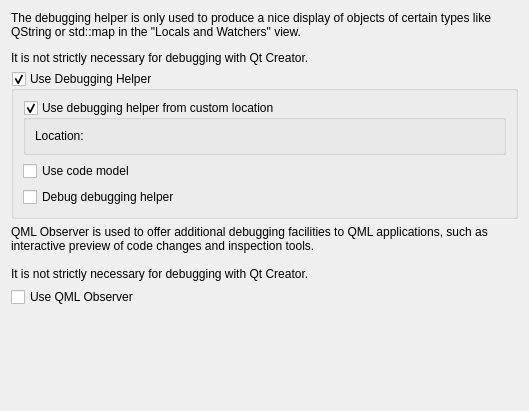
The window that src/plugins/debugger/dumperoptionpage.ui (qt-creator/qt-creator) describes before a commit, drawn with Qt 5.
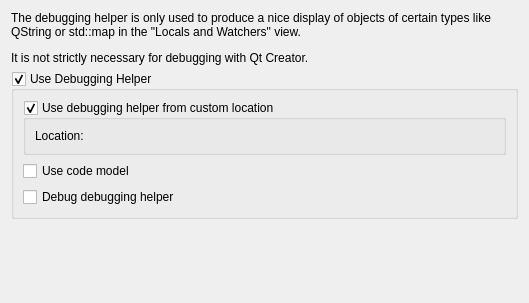
The same window after the commit. Custom widgets are drawn as their Qt base class.

Commit message:
QmlProject: Always use qmlobserver for debugging projects
Also only warn about missing qmlobserver when actually trying to
debug a .qmlproject.

What changed in the file:
```diff
--- a/src/plugins/debugger/dumperoptionpage.ui
+++ b/src/plugins/debugger/dumperoptionpage.ui
@@ -7,7 +7,7 @@
     <x>0</x>
     <y>0</y>
     <width>529</width>
-    <height>411</height>
+    <height>303</height>
    </rect>
   </property>
   <layout class="QVBoxLayout" name="verticalLayout_3">
@@ -83,25 +83,6 @@
      </layout>
     </widget>
    </item>
-   <item>
-    <widget class="QLabel" name="label_2">
-     <property name="text">
-      <string>QML Observer is used to offer additional debugging facilities to QML applications, such as interactive preview of code changes and inspection tools.
-
-It is not strictly necessary for debugging with Qt Creator.</string>
-     </property>
-     <property name="wordWrap">
-      <bool>true</bool>
-     </property>
-    </widget>
-   </item>
-   <item>
-    <widget class="QCheckBox" name="checkBoxUseQmlObserver">
-     <property name="text">
-      <string>Use QML Observer</string>
-     </property>
-    </widget>
-   </item>
    <item>
     <spacer name="verticalSpacer">
      <property name="orientation">
```
Left out of the diff: 4 changed lines with no effect on the pictures. The commit also changes 8 other files.
